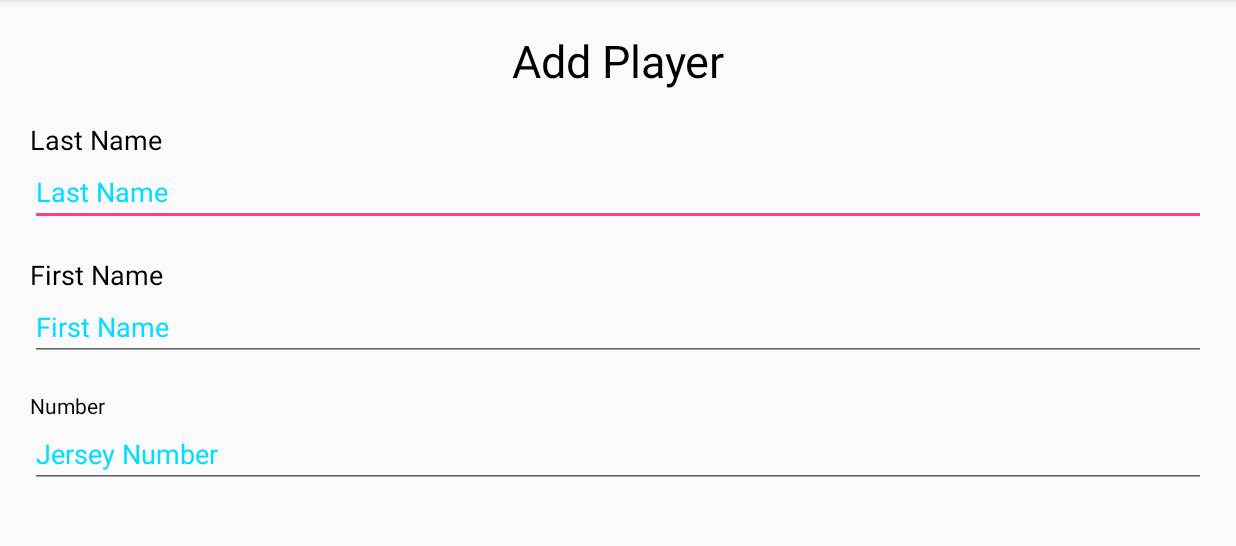
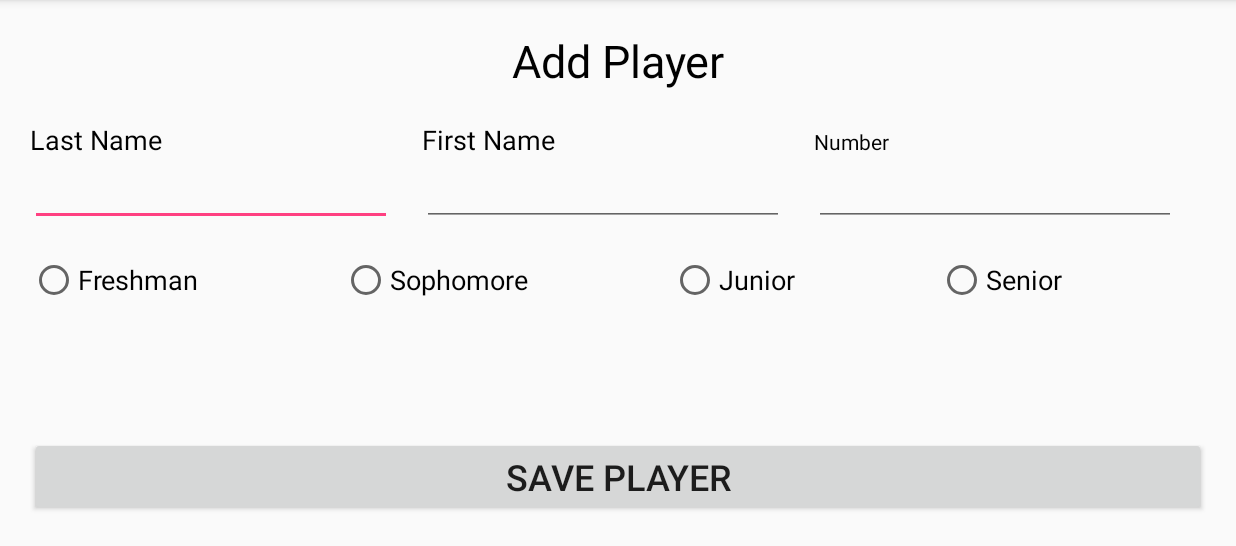
Before and after one commit to Toddab16/BasketballStats, an Android app: the NewPlayer screen opened directly, with no data from a screen before it, on a phone screen of 824 x 412 dp (held sideways), the part 72-618 px from its top. Run offline under Robolectric (Android 15) with nearby library versions, the phone set to English and light mode, and no system bars.

Commit message:
Changes to add player screen

```diff
--- a/app/src/main/res/layout/add_player.xml
+++ b/app/src/main/res/layout/add_player.xml
@@ -14,22 +14,20 @@
         android:textColor="@android:color/black"
         android:paddingBottom="20dp" />
 
+    <LinearLayout
+        android:orientation="horizontal"
+        android:layout_width="match_parent"
+        android:layout_height="wrap_content">
+
         <TextView
             android:text="Last Name"
             android:layout_width="match_parent"
             android:layout_height="wrap_content"
             android:id="@+id/lname_textView"
             android:textColor="@android:color/black"
-        android:textSize="18sp" />
-
-    <EditText
-        android:layout_width="match_parent"
-        android:layout_height="wrap_content"
-        android:inputType="textPersonName"
-        android:ems="10"
-        android:id="@+id/lname_editText"
-        android:hint="Last Name"
-        android:textColorHint="@android:color/holo_blue_bright" />
+            android:textSize="18sp"
+            android:layout_weight="1"
+            android:layout_marginEnd="20dp" />
 
         <TextView
             android:text="First Name"
@@ -38,7 +36,33 @@
             android:id="@+id/fname_textView"
             android:textColor="@android:color/black"
             android:textSize="18sp"
-        android:layout_marginTop="20dp" />
+            android:layout_weight="1"
+            android:layout_marginEnd="20dp" />
+
+        <TextView
+            android:text="Number"
+            android:layout_width="match_parent"
+            android:layout_height="wrap_content"
+            android:id="@+id/number_textView"
+            android:textColor="@android:color/black"
+            android:layout_weight="1"
+            android:layout_marginEnd="20dp" />
+    </LinearLayout>
+
+    <LinearLayout
+        android:orientation="horizontal"
+        android:layout_width="match_parent"
+        android:layout_height="wrap_content">
+
+        <EditText
+            android:layout_width="match_parent"
+            android:layout_height="wrap_content"
+            android:inputType="textPersonName"
+            android:ems="10"
+            android:id="@+id/lname_editText"
+            android:textColorHint="@android:color/holo_blue_bright"
+            android:layout_weight="1"
+            android:layout_marginEnd="20dp" />
 
         <EditText
             android:layout_width="match_parent"
@@ -46,17 +70,10 @@
             android:inputType="textPersonName"
             android:ems="10"
             android:id="@+id/fname_editText"
-        android:hint="First Name"
             android:textColorLink="@android:color/holo_blue_bright"
-        android:textColorHint="@android:color/holo_blue_bright" />
-
-    <TextView
-        android:text="Number"
-        android:layout_width="match_parent"
-        android:layout_height="wrap_content"
-        android:id="@+id/number_textView"
-        android:textColor="@android:color/black"
-        android:layout_marginTop="20dp" />
+            android:textColorHint="@android:color/holo_blue_bright"
+            android:layout_weight="1"
+            android:layout_marginEnd="20dp" />
 
         <EditText
             android:layout_width="match_parent"
@@ -64,43 +81,49 @@
             android:inputType="number"
             android:ems="10"
             android:id="@+id/number_editText"
-        android:hint="Jersey Number"
-        android:textColorHint="@android:color/holo_blue_bright" />
+            android:textColorHint="@android:color/holo_blue_bright"
+            android:layout_weight="1"
+            android:layout_marginEnd="20dp" />
+    </LinearLayout>
 
-    <TextView
-        android:text="Class"
-        android:layout_width="match_parent"
-        android:layout_height="wrap_content"
-        android:id="@+id/player_class_textView"
-        android:textSize="18sp"
-        android:textColor="@android:color/black"
-        android:layout_marginTop="20dp"
-        android:layout_marginBottom="10dp" />
-
-    <RadioGroup android:id="@+id/player_class_group" android:layout_width="fill_parent" android:layout_height="wrap_content" >
+    <RadioGroup android:id="@+id/player_class_group" android:orientation="horizontal" android:layout_width="match_parent" android:layout_height="wrap_content"
+        android:layout_weight="1"
+        android:layout_marginTop="20dp">
         <RadioButton
             android:text="Freshman"
-            android:layout_width="match_parent"
+            android:layout_width="wrap_content"
             android:layout_height="wrap_content"
-            android:id="@+id/fr_radioButton" />
+            android:id="@+id/fr_radioButton"
+            android:layout_marginEnd="20dp"
+            android:layout_weight="1"
+            android:textSize="18sp" />
 
         <RadioButton
             android:text="Sophomore"
-            android:layout_width="match_parent"
+            android:layout_width="wrap_content"
             android:layout_height="wrap_content"
-            android:id="@+id/so_radioButton" />
+            android:id="@+id/so_radioButton"
+            android:layout_marginEnd="20dp"
+            android:layout_weight="1"
+            android:textSize="18sp" />
 
         <RadioButton
             android:text="Junior"
-            android:layout_width="match_parent"
+            android:layout_width="wrap_content"
             android:layout_height="wrap_content"
-            android:id="@+id/jr_radioButton" />
+            android:id="@+id/jr_radioButton"
+            android:layout_marginEnd="20dp"
+            android:layout_weight="1"
+            android:textSize="18sp" />
 
         <RadioButton
             android:text="Senior"
-            android:layout_width="match_parent"
+            android:layout_width="wrap_content"
             android:layout_height="wrap_content"
-            android:id="@+id/sr_radioButton" />
+            android:id="@+id/sr_radioButton"
+            android:layout_marginEnd="20dp"
+            android:layout_weight="1"
+            android:textSize="18sp" />
     </RadioGroup>
 
     <Button
@@ -110,4 +133,5 @@
         android:id="@+id/player_save_button"
         android:layout_marginTop="20dp"
         android:textSize="24sp" />
+
 </LinearLayout>
```
Lines whose indentation alone changed are shown as unchanged.
